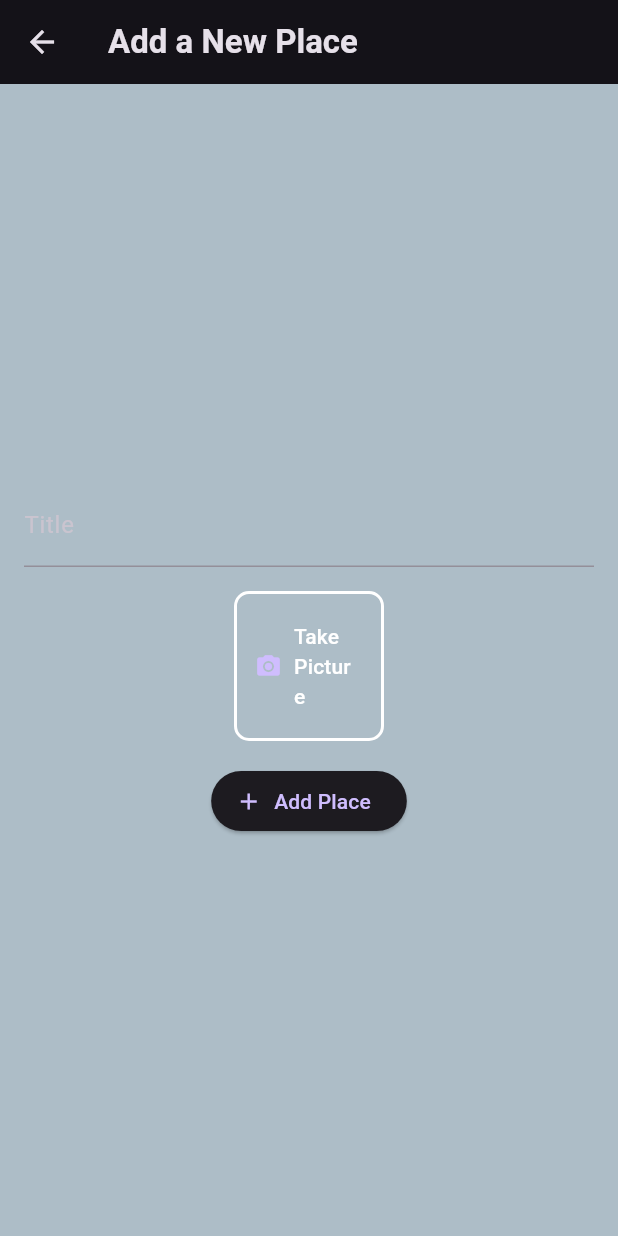
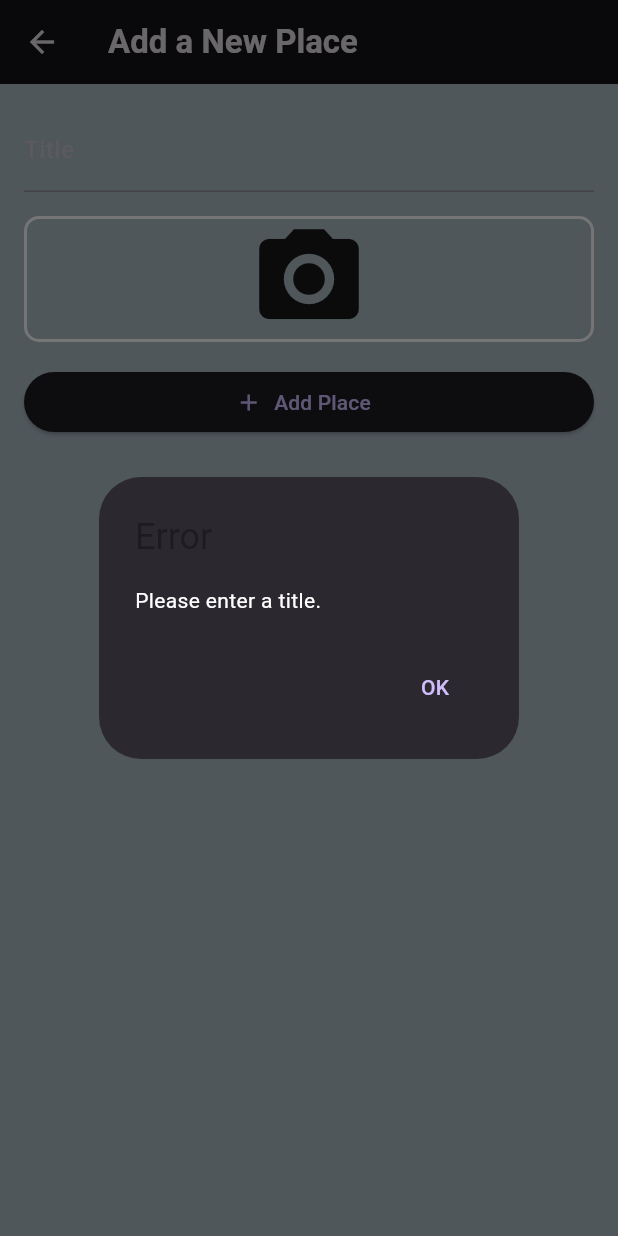
Before and after one commit to piidus/flutter-project, a Flutter app: the AddPlaceScreen screen opened directly, after a tap on "Add Place", on a phone screen of 412 x 824 dp. Run offline on Flutter 3.47's test engine with Material 3 defaults, Android fonts, the phone set to English and light mode, and no system bars; our stand-ins replace camera, flutter_riverpod, google_fonts, image_picker.

Commit message:
android solve

```diff
--- a/lib/model/place.dart
+++ b/lib/model/place.dart
@@ -1,10 +1,12 @@
+import 'package:flutter/foundation.dart';
 import 'package:uuid/uuid.dart';
-
+// import 'dart:io';
 const uuid = Uuid();
 
 class Place {
   String id;
   String title;
+  Uint8List  image;
 
-  Place({required this.title}) : id = uuid.v4();
+  Place({required this.title, required this.image}) : id = uuid.v4();
 }
--- a/lib/provider/places_provider.dart
+++ b/lib/provider/places_provider.dart
@@ -1,3 +1,5 @@
+// import 'dart:io';
+// import 'package:flutter/foundation.dart';
 import 'package:flutter_riverpod/flutter_riverpod.dart';
 import 'package:stock_watch/model/place.dart';
 
@@ -5,7 +7,9 @@ class PlacesNotifier extends StateNotifier<List<Place>> {
   PlacesNotifier() : super([]);
 
   void addPlace(Place place) {
+    // final newPlace = Place(title: place.title, image: image);
     state = [...state, place];
+
   }
 }
 
--- a/lib/screens/add_place.dart
+++ b/lib/screens/add_place.dart
@@ -1,8 +1,11 @@
+// import 'dart:io';
+import 'package:flutter/foundation.dart'; // Import this to use Uint8List
 import 'package:flutter/material.dart';
 import 'package:flutter_riverpod/flutter_riverpod.dart';
 import 'package:stock_watch/model/place.dart';
 import 'package:stock_watch/provider/places_provider.dart';
 import 'package:stock_watch/widgets/image_taker.dart';
+
 class AddPlaceScreen extends ConsumerStatefulWidget {
   const AddPlaceScreen({super.key});
 
@@ -11,19 +14,62 @@ class AddPlaceScreen extends ConsumerStatefulWidget {
 }
 
 class _AddPlaceScreenState extends ConsumerState<AddPlaceScreen> {
+  final titleController = TextEditingController();
 
-  final titleController = TextEditingController();
+  // Update the state variable to accept a Uint8List, which is platform-independent.
+  Uint8List? _selectedImageBytes;
 
   void addPlace() {
     final title = titleController.text;
-    if (title.isEmpty) {
+
+    // Check for validation using the new state variable.
+    if (title.isEmpty || _selectedImageBytes == null) {
+      if (title.isEmpty) {
+        showDialog<void>(
+          context: context,
+          builder: (ctx) => AlertDialog(
+            title: const Text('Error'),
+            content: const Text(
+              'Please enter a title.',
+              style: TextStyle(color: Colors.white),
+            ),
+            actions: [
+              TextButton(
+                onPressed: () => Navigator.of(ctx).pop(),
+                child: const Text('OK'),
+              ),
+            ],
+          ),
+        );
+      } else {
+        showDialog<void>(
+          context: context,
+          builder: (ctx) => AlertDialog(
+            title: const Text('Error'),
+            content: const Text(
+              'Please select an image.',
+              style: TextStyle(color: Colors.white),
+            ),
+            actions: [
+              TextButton(
+                onPressed: () => Navigator.of(ctx).pop(),
+                child: const Text('OK'),
+              ),
+            ],
+          ),
+        );
+      }
       return;
     }
-    else {
-      ref.read(placesProvider.notifier).addPlace(Place(title: title));
-      Navigator.of(context).pop();
-    }
 
+    // Pass the Uint8List directly to the Place model and provider.
+    // NOTE: You must also update your Place model and PlacesNotifier to accept Uint8List.
+    // If you haven't, you must make those changes first for this to work.
+    // final newPlace = Place(title: title, imageBytes: _selectedImageBytes!);
+    final newPlace = Place(title: title, image : _selectedImageBytes!);
+    ref.read(placesProvider.notifier).addPlace(newPlace);
+
+    Navigator.of(context).pop();
   }
 
   @override
@@ -31,6 +77,7 @@ class _AddPlaceScreenState extends ConsumerState<AddPlaceScreen> {
     titleController.dispose();
     super.dispose();
   }
+
   @override
   Widget build(BuildContext context) {
     return Scaffold(
@@ -38,8 +85,7 @@ class _AddPlaceScreenState extends ConsumerState<AddPlaceScreen> {
       body: Center(
         child: Container(
           padding: const EdgeInsets.all(16),
-          child: Column(
-            mainAxisAlignment: MainAxisAlignment.center,
+          child: ListView(
             children: [
               TextField(
                 decoration: const InputDecoration(labelText: 'Title'),
@@ -48,12 +94,18 @@ class _AddPlaceScreenState extends ConsumerState<AddPlaceScreen> {
               const SizedBox(
                 height: 16,
               ),
-              ImageTaker(),
+              ImageTaker(
+                imageTake: (imageBytes) {
+                  // The callback now correctly receives Uint8List.
+
+                    _selectedImageBytes = imageBytes;
+                    print(_selectedImageBytes);
+                },
+              ),
               const SizedBox(
                 height: 16,
               ),
               ElevatedButton.icon(
-
                 onPressed: addPlace,
                 icon: const Icon(Icons.add),
                 label: const Text('Add Place'),
--- a/lib/widgets/image_taker.dart
+++ b/lib/widgets/image_taker.dart
@@ -1,98 +1,140 @@
-import 'dart:io';
+// import 'dart:io';
+import 'package:flutter/foundation.dart';
 import 'package:flutter/material.dart';
 import 'package:image_picker/image_picker.dart';
-import 'package:image_picker_platform_interface/image_picker_platform_interface.dart';
+import 'package:camera/camera.dart';
 
 class ImageTaker extends StatefulWidget {
-  const ImageTaker({super.key});
+  // Correct the type to accept a platform-independent Uint8List
+  const ImageTaker({super.key, required this.imageTake});
+  final Function(Uint8List pickedImageBytes) imageTake;
 
   @override
   State<ImageTaker> createState() => _ImageTakerState();
 }
 
 class _ImageTakerState extends State<ImageTaker> {
-  File? imageFile;
+  // Use XFile to store the picked image, as it's the return type of both methods.
+  XFile? pickedImageFile;
 
-  // define platform
-  void imageHandler()async{
-    final imagePicker = ImagePicker();
-    final pickedImage = await imagePicker.pickImage(source: ImageSource.camera,
-                    maxWidth: 50);
-    if(pickedImage==null){
-      return;
+  // CameraController and other variables for web live camera
+  CameraController? cameraController;
+  List<CameraDescription> cameras = [];
+  bool isCameraInitialized = false;
+
+  @override
+  void initState() {
+    super.initState();
+    if (kIsWeb) {
+      _initializeCameraForWeb();
     }
-    else{
-      setState(() {
-         imageFile = File(pickedImage.path);
-      });
+  }
 
+  Future<void> _initializeCameraForWeb() async {
+    try {
+      cameras = await availableCameras();
+      if (cameras.isNotEmpty) {
+        cameraController = CameraController(
+          cameras.first,
+          ResolutionPreset.high,
+          imageFormatGroup: ImageFormatGroup.jpeg,
+        );
+        await cameraController!.initialize();
+        if (mounted) {
+          setState(() {
+            isCameraInitialized = true;
+          });
+        }
+      }
+    } catch (e) {
+      print("Camera initialization error on web: $e");
+      if (mounted) {
+        setState(() {
+          isCameraInitialized = false;
+        });
+      }
+    }
+  }
 
+  void imageHandler() async {
+    XFile? pickedImage;
+
+    if (kIsWeb) {
+      if (isCameraInitialized && cameraController != null) {
+        pickedImage = await cameraController!.takePicture();
+      }
+    } else {
+      final imagePicker = ImagePicker();
+      pickedImage = await imagePicker.pickImage(
+        source: ImageSource.camera,
+        maxWidth: 600,
+      );
     }
 
+    if (pickedImage != null) {
+      // Correctly read bytes and pass to the callback. This is platform-agnostic.
+      final imageBytes = await pickedImage.readAsBytes();
+      widget.imageTake(imageBytes);
 
+      setState(() {
+        pickedImageFile = pickedImage;
+      });
+    }
   }
-  // void imageHandler() async {
-  //   imageFile = await ImagePicker().pickImage(source: ImageSource.camera);
-  //   setState(() {});
-  // }
+
+  @override
+  void dispose() {
+    cameraController?.dispose();
+    super.dispose();
+  }
 
   @override
   Widget build(BuildContext context) {
-    Widget content = TextButton.icon(
-        icon: const Icon(Icons.camera_alt),
-        onPressed: imageHandler,
+    Widget content;
+    if (pickedImageFile != null) {
+      // You must use the bytes to display the image.
+      content = GestureDetector(
+        onTap: imageHandler,
+        child: FutureBuilder<Uint8List>(
+          future: pickedImageFile!.readAsBytes(),
+          builder: (context, snapshot) {
+            if (snapshot.connectionState == ConnectionState.done && snapshot.hasData) {
+              return Image.memory(
+                snapshot.data!,
+                fit: BoxFit.cover,
+                width: double.infinity,
+              );
+            }
+            return const Center(child: CircularProgressIndicator());
+          },
+        ),
+      );
+    } else {
+      if (kIsWeb && isCameraInitialized) {
+        content = GestureDetector(
+          onTap: imageHandler,
+          child: AspectRatio(
+            aspectRatio: cameraController!.value.aspectRatio,
+            child: CameraPreview(cameraController!),
+          ),
+        );
+      } else {
+        content = GestureDetector(
+          onTap: imageHandler,
+          child: const Icon(
+            Icons.camera_alt,
+            size: 80,
+          ),
+        );
+      }
+    }
 
-        label: const Text('Take Picture', style: TextStyle(color: Colors.white),),
-      );
-    if (imageFile != null) {
-      content =  Image.file(
-        imageFile!,
-        // width: 100,
-        // height: 100,
-        fit: BoxFit.cover,
-      );
-    }
-    // return Center(
     return Container(
-      height: 100,
-      width: 100,
-
       decoration: BoxDecoration(
         border: Border.all(color: Colors.white, width: 2),
         borderRadius: BorderRadius.circular(10),
       ),
-      child: content
+      child: content,
     );
   }
 }
-// ···
-// class MyCameraDelegate extends ImagePickerCameraDelegate {
-//   @override
-//   Future<XFile?> takePhoto(
-//       {ImagePickerCameraDelegateOptions options =
-//           const ImagePickerCameraDelegateOptions()}) async {
-//     return _takeAPhoto(options.preferredCameraDevice);
-//   }
-
-//   @override
-//   Future<XFile?> takeVideo(
-//       {ImagePickerCameraDelegateOptions options =
-//           const ImagePickerCameraDelegateOptions()}) async {
-//     return _takeAVideo(options.preferredCameraDevice);
-//   }
-
-//   Future<XFile?> _takeAPhoto(CameraDevice preferredCameraDevice) async {
-//     return null;
-//   }
-
-//   Future<XFile?> _takeAVideo(CameraDevice preferredCameraDevice) async {
-//     return null;
-//   }
-// }
-// // ···
-// void setUpCameraDelegate() {
-//   final ImagePickerPlatform instance = ImagePickerPlatform.instance;
-//   if (instance is CameraDelegatingImagePickerPlatform) {
-//     instance.cameraDelegate = MyCameraDelegate();
-//   }
-// }
--- a/pubspec.yaml
+++ b/pubspec.yaml
@@ -42,6 +42,8 @@ dependencies:
   google_fonts: ^6.3.0
   uuid: ^4.5.1
   image_picker: ^1.2.0
+  camera_web: ^0.3.5
+  camera: ^0.11.2
 
 dev_dependencies:
   flutter_test:
```
Also changed, not shown: lib/screens/place_detail.dart (+19 -1 lines), lib/widgets/place_list.dart (+6 -2 lines), pubspec.lock, 2 other files.
